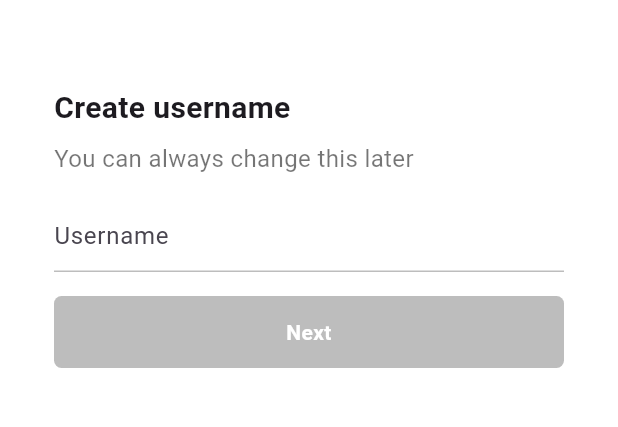
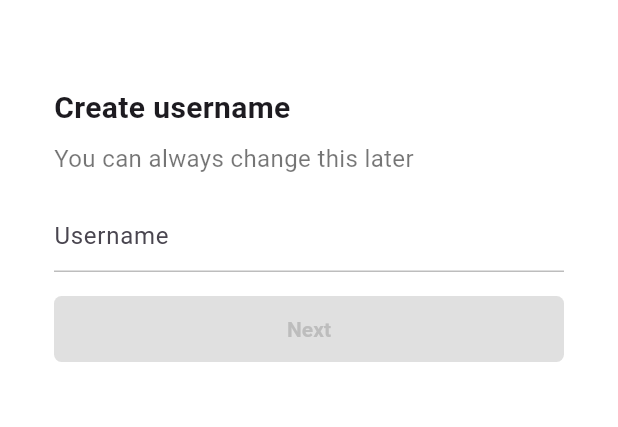
Before and after one commit to nsjinie/nomad-tiktok-clone, a Flutter app: the UsernameScreen screen opened directly, on a phone screen of 412 x 824 dp, the part 58-485 px from its top. Run offline on Flutter 3.47's test engine with Material 3 defaults, Android fonts, the phone set to English and light mode, and no system bars; our stand-ins replace font_awesome_flutter.

Commit message:
4_5 form button

```diff
--- a/lib/features/authentication/username_screen.dart
+++ b/lib/features/authentication/username_screen.dart
@@ -1,6 +1,8 @@
 import 'package:flutter/material.dart';
 import 'package:tiktok_clone/constants/gaps.dart';
 import 'package:tiktok_clone/constants/sizes.dart';
+import 'package:tiktok_clone/features/authentication/email_screen.dart';
+import 'package:tiktok_clone/features/authentication/widgets/form_button.dart';
 
 class UsernameScreen extends StatefulWidget {
   const UsernameScreen({super.key});
@@ -22,6 +24,19 @@ class _UsernameScreenState extends State<UsernameScreen> {
         _username = _usernameController.text;
       });
     });
+  }
+
+  @override
+  void dispose() {
+    _usernameController.dispose();
+    super.dispose();
+  }
+
+  void _onNextTap() {
+    if (_username.isEmpty) return;
+    Navigator.of(context).push(MaterialPageRoute(
+      builder: (context) => const EmailScreen(),
+    ));
   }
 
   @override
@@ -75,31 +90,10 @@ class _UsernameScreenState extends State<UsernameScreen> {
               cursorColor: Theme.of(context).primaryColor,
             ),
             Gaps.v16,
-            FractionallySizedBox(
-              widthFactor: 1,
-              child: AnimatedContainer(
-                duration: const Duration(
-                  milliseconds: 300,
-                ),
-                padding: const EdgeInsets.symmetric(
-                  vertical: Sizes.size14,
-                ),
-                decoration: BoxDecoration(
-                  borderRadius: BorderRadius.circular(
-                    Sizes.size5,
-                  ),
-                  color: _username.isEmpty
-                      ? Colors.grey.shade400
-                      : Theme.of(context).primaryColor,
-                ),
-                child: const Text(
-                  'Next',
-                  textAlign: TextAlign.center,
-                  style: TextStyle(
-                    color: Colors.white,
-                    fontWeight: FontWeight.w600,
-                  ),
-                ),
+            GestureDetector(
+              onTap: _onNextTap,
+              child: FormButton(
+                disabled: _username.isEmpty,
               ),
             )
           ],
--- /dev/null
+++ b/lib/features/authentication/widgets/form_button.dart
@@ -0,0 +1,46 @@
+import 'package:flutter/material.dart';
+import 'package:tiktok_clone/constants/sizes.dart';
+
+class FormButton extends StatelessWidget {
+  final bool disabled;
+
+  const FormButton({
+    super.key,
+    required this.disabled,
+  });
+
+  @override
+  Widget build(BuildContext context) {
+    return FractionallySizedBox(
+      widthFactor: 1,
+      child: AnimatedContainer(
+        duration: const Duration(
+          milliseconds: 300,
+        ),
+        padding: const EdgeInsets.symmetric(
+          vertical: Sizes.size14,
+        ),
+        decoration: BoxDecoration(
+          borderRadius: BorderRadius.circular(
+            Sizes.size5,
+          ),
+          color:
+              disabled ? Colors.grey.shade300 : Theme.of(context).primaryColor,
+        ),
+        child: AnimatedDefaultTextStyle(
+          style: TextStyle(
+            color: disabled ? Colors.grey.shade400 : Colors.white,
+            fontWeight: FontWeight.w600,
+          ),
+          duration: const Duration(
+            milliseconds: 300,
+          ),
+          child: const Text(
+            'Next',
+            textAlign: TextAlign.center,
+          ),
+        ),
+      ),
+    );
+  }
+}
```
Also changed, not shown: lib/features/authentication/email_screen.dart (+85 -0 lines).
